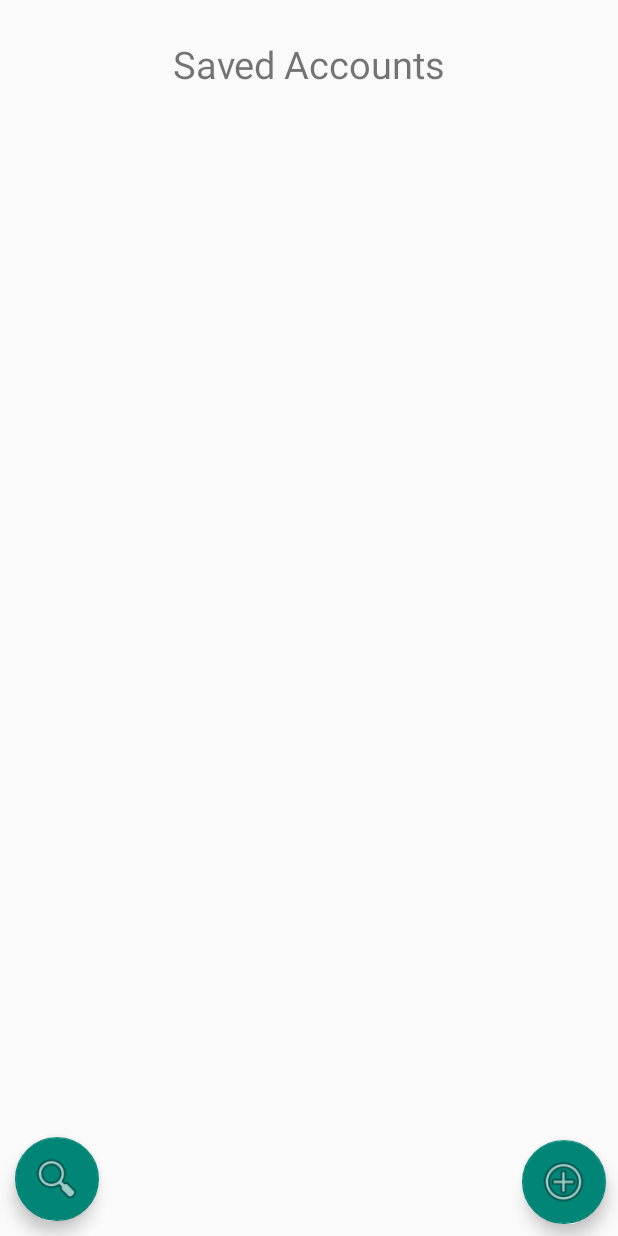
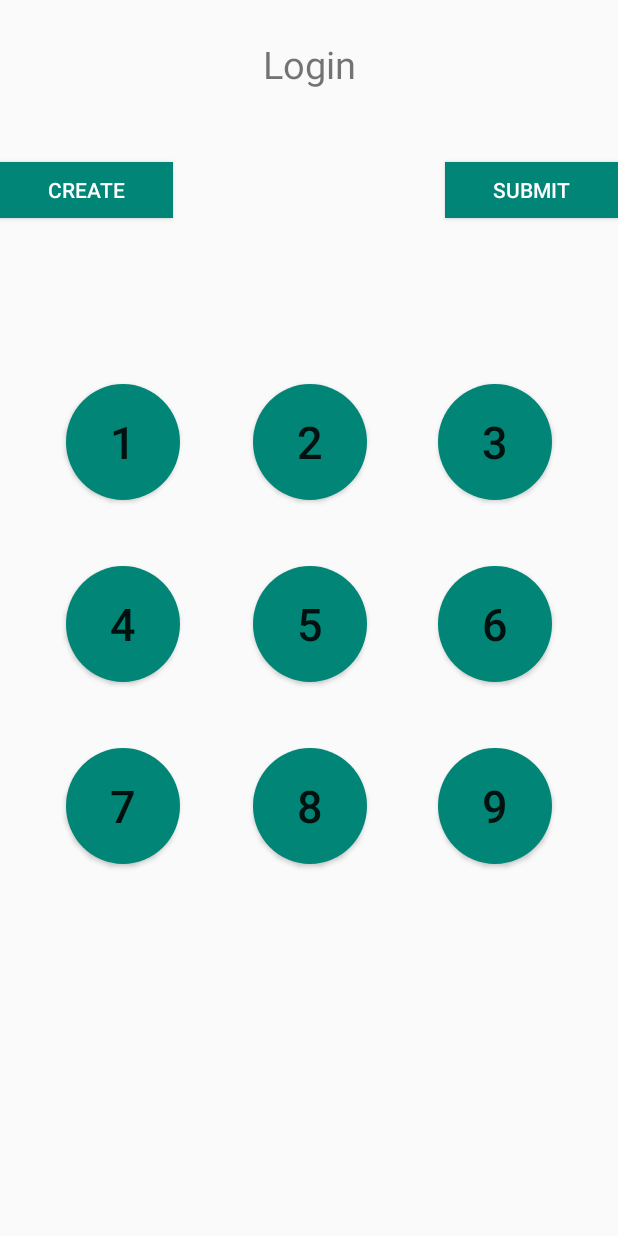
Before and after one commit to AndreC98/PasswordManagerAndroidAPP, an Android app: the screen it shows after launch (MainActivity before the commit, Login after it), on a phone screen of 412 x 824 dp. Run offline under Robolectric (Android 15) with nearby library versions, the phone set to English and light mode, and no system bars.

Commit message:
added Login page and create password page

```diff
--- a/app/build.gradle
+++ b/app/build.gradle
@@ -33,6 +33,9 @@ dependencies {
     implementation 'androidx.appcompat:appcompat:1.2.0'
     implementation 'com.google.android.material:material:1.3.0'
     implementation 'androidx.constraintlayout:constraintlayout:2.0.4'
+    implementation 'androidx.annotation:annotation:1.1.0'
+    implementation 'androidx.lifecycle:lifecycle-livedata-ktx:2.3.0'
+    implementation 'androidx.lifecycle:lifecycle-viewmodel-ktx:2.3.0'
     testImplementation 'junit:junit:4.+'
     androidTestImplementation 'androidx.test.ext:junit:1.1.2'
     androidTestImplementation 'androidx.test.espresso:espresso-core:3.3.0'
--- /dev/null
+++ b/app/src/main/java/com/example/passwordmanagerapp/Login.java
@@ -0,0 +1,35 @@
+package com.example.passwordmanagerapp;
+
+import android.content.Intent;
+import android.os.Bundle;
+import android.view.View;
+import android.widget.Button;
+
+import androidx.appcompat.app.AppCompatActivity;
+
+import com.google.android.material.floatingactionbutton.FloatingActionButton;
+
+public class Login extends AppCompatActivity {
+
+    @Override
+    protected void onCreate(Bundle savedInstanceState) {
+        super.onCreate(savedInstanceState);
+        setContentView(R.layout.login);
+    }
+
+    public void onStart() {
+        Button createButton = (Button) findViewById(R.id.createBttn);
+            createButton.setOnClickListener(new View.OnClickListener() {
+                @Override
+                public void onClick(View view) {
+                        openCreateActivity();
+                }
+            });
+        super.onStart();
+    }
+
+    public void openCreateActivity() {
+        Intent intent = new Intent(this, CreatePassword.class);
+        startActivity(intent);
+    }
+}
--- /dev/null
+++ b/app/src/main/res/drawable/circle_bttn.xml
@@ -0,0 +1,9 @@
+<?xml version="1.0" encoding="utf-8"?>
+<selector xmlns:android="http://schemas.android.com/apk/res/android">
+    <item>
+        <shape android:shape="oval">
+            <solid android:color="#008577"/>
+            <size android:width="150dp" android:height="150dp"/>
+        </shape>
+    </item>
+</selector>
--- /dev/null
+++ b/app/src/main/res/layout/login.xml
@@ -0,0 +1,178 @@
+<?xml version="1.0" encoding="utf-8"?>
+<androidx.constraintlayout.widget.ConstraintLayout xmlns:android="http://schemas.android.com/apk/res/android"
+    xmlns:app="http://schemas.android.com/apk/res-auto"
+    xmlns:tools="http://schemas.android.com/tools"
+    android:layout_width="match_parent"
+    android:layout_height="match_parent">
+
+    <TextView
+        android:id="@+id/textView7"
+        android:layout_width="wrap_content"
+        android:layout_height="wrap_content"
+        android:layout_marginTop="25dp"
+        android:text="Login"
+        android:textSize="25dp"
+        app:layout_constraintEnd_toEndOf="parent"
+        app:layout_constraintStart_toStartOf="parent"
+        app:layout_constraintTop_toTopOf="parent" />
+
+    <TextView
+        android:id="@+id/password"
+        android:layout_width="116dp"
+        android:layout_height="36dp"
+        android:textAlignment="center"
+        android:textSize="20dp"
+        app:layout_constraintEnd_toStartOf="@+id/loginBttn"
+        app:layout_constraintStart_toEndOf="@+id/createBttn"
+        app:layout_constraintTop_toBottomOf="@+id/textView7" />
+
+    <Button
+        android:id="@+id/loginBttn"
+        android:layout_width="115dp"
+        android:layout_height="37dp"
+        android:layout_marginTop="108dp"
+        android:background="#008577"
+        android:text="Submit"
+        android:textColor="#FFFFFF"
+        app:layout_constraintEnd_toEndOf="parent"
+        app:layout_constraintTop_toTopOf="parent" />
+
+    <Button
+        android:id="@+id/createBttn"
+        android:layout_width="115dp"
+        android:layout_height="37dp"
+        android:layout_marginTop="108dp"
+        android:background="#008577"
+        android:text="Create"
+        android:textColor="#FFFFFF"
+        app:layout_constraintStart_toStartOf="parent"
+        app:layout_constraintTop_toTopOf="parent" />
+
+    <Button
+        android:id="@+id/num1"
+        android:layout_width="76dp"
+        android:layout_height="77dp"
+        android:layout_marginStart="44dp"
+        android:layout_marginTop="256dp"
+        android:background="@drawable/circle_bttn"
+        android:text="1"
+        android:textSize="30dp"
+        app:layout_constraintStart_toStartOf="parent"
+        app:layout_constraintTop_toTopOf="parent" />
+
+    <Button
+        android:id="@+id/num4"
+        android:layout_width="76dp"
+        android:layout_height="77dp"
+        android:layout_marginStart="44dp"
+        android:layout_marginTop="44dp"
+        android:background="@drawable/circle_bttn"
+        android:text="4"
+        android:textSize="30dp"
+        app:layout_constraintStart_toStartOf="parent"
+        app:layout_constraintTop_toBottomOf="@+id/num1" />
+
+    <Button
+        android:id="@+id/num7"
+        android:layout_width="76dp"
+        android:layout_height="77dp"
+        android:layout_marginStart="44dp"
+        android:layout_marginTop="44dp"
+        android:layout_marginBottom="8dp"
+        android:background="@drawable/circle_bttn"
+        android:text="7"
+        android:textSize="30dp"
+        app:layout_constraintBottom_toBottomOf="parent"
+        app:layout_constraintStart_toStartOf="parent"
+        app:layout_constraintTop_toBottomOf="@+id/num4"
+        app:layout_constraintVertical_bias="0.0" />
+
+    <Button
+        android:id="@+id/num"
+        android:layout_width="76dp"
+        android:layout_height="77dp"
+        android:layout_marginStart="8dp"
+        android:layout_marginTop="256dp"
+        android:layout_marginEnd="8dp"
+        android:background="@drawable/circle_bttn"
+        android:text="2"
+        android:textSize="30dp"
+        app:layout_constraintEnd_toStartOf="@+id/num3"
+        app:layout_constraintHorizontal_bias="0.506"
+        app:layout_constraintStart_toEndOf="@+id/num1"
+        app:layout_constraintTop_toTopOf="parent" />
+
+    <Button
+        android:id="@+id/num5"
+        android:layout_width="76dp"
+        android:layout_height="77dp"
+        android:layout_marginStart="8dp"
+        android:layout_marginTop="44dp"
+        android:layout_marginEnd="8dp"
+        android:background="@drawable/circle_bttn"
+        android:text="5"
+        android:textSize="30dp"
+        app:layout_constraintEnd_toStartOf="@+id/num6"
+        app:layout_constraintHorizontal_bias="0.506"
+        app:layout_constraintStart_toEndOf="@+id/num4"
+        app:layout_constraintTop_toBottomOf="@+id/num" />
+
+    <Button
+        android:id="@+id/num8"
+        android:layout_width="76dp"
+        android:layout_height="77dp"
+        android:layout_marginStart="8dp"
+        android:layout_marginTop="44dp"
+        android:layout_marginEnd="8dp"
+        android:layout_marginBottom="8dp"
+        android:background="@drawable/circle_bttn"
+        android:text="8"
+        android:textSize="30dp"
+        app:layout_constraintBottom_toBottomOf="parent"
+        app:layout_constraintEnd_toStartOf="@+id/num9"
+        app:layout_constraintHorizontal_bias="0.506"
+        app:layout_constraintStart_toEndOf="@+id/num4"
+        app:layout_constraintTop_toBottomOf="@+id/num5"
+        app:layout_constraintVertical_bias="0.0" />
+
+    <Button
+        android:id="@+id/num3"
+        android:layout_width="76dp"
+        android:layout_height="77dp"
+        android:layout_marginTop="256dp"
+        android:layout_marginEnd="44dp"
+        android:background="@drawable/circle_bttn"
+        android:text="3"
+        android:textSize="30dp"
+        app:layout_constraintEnd_toEndOf="parent"
+        app:layout_constraintTop_toTopOf="parent" />
+
+    <Button
+        android:id="@+id/num6"
+        android:layout_width="76dp"
+        android:layout_height="77dp"
+        android:layout_marginTop="44dp"
+        android:layout_marginEnd="44dp"
+        android:background="@drawable/circle_bttn"
+        android:text="6"
+        android:textSize="30dp"
+        app:layout_constraintEnd_toEndOf="parent"
+        app:layout_constraintTop_toBottomOf="@+id/num3" />
+
+    <Button
+        android:id="@+id/num9"
+        android:layout_width="76dp"
+        android:layout_height="77dp"
+        android:layout_marginTop="44dp"
+        android:layout_marginEnd="44dp"
+        android:layout_marginBottom="8dp"
+        android:background="@drawable/circle_bttn"
+        android:text="9"
+        android:textSize="30dp"
+        app:layout_constraintBottom_toBottomOf="parent"
+        app:layout_constraintEnd_toEndOf="parent"
+        app:layout_constraintTop_toBottomOf="@+id/num6"
+        app:layout_constraintVertical_bias="0.0" />
+
+
+</androidx.constraintlayout.widget.ConstraintLayout>
```
Also changed, not shown: app/src/main/AndroidManifest.xml (+20 -9 lines), app/src/main/java/com/example/passwordmanagerapp/CreatePassword.java (added, +28 -0 lines), app/src/main/res/layout/create_password.xml (added, +168 -0 lines), app/src/main/res/layout/edit.xml (+15 -15 lines), app/src/main/res/values/strings.xml (+9 -0 lines).
